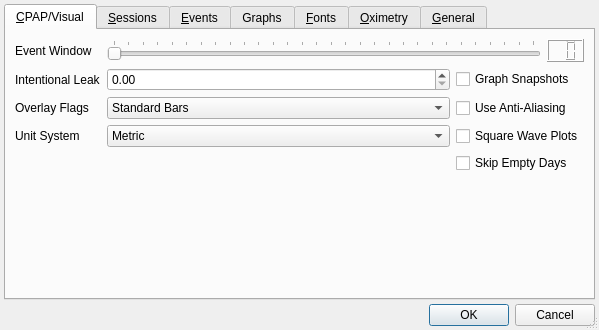
Above: preferencesdialog.ui from sbonaime/sleepyhead-code. before the change. Below: the same form after it.
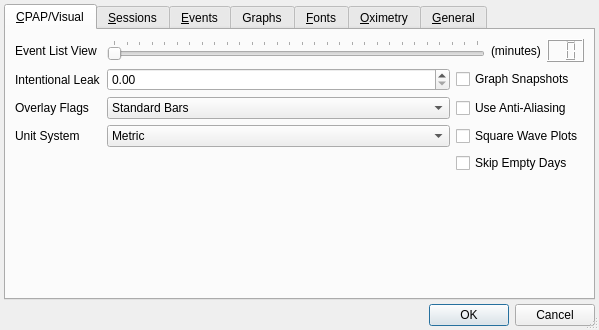
That is the form after the change. The open tabs and pages were chosen to show the change.

Commit message: Changed 'Event Window' to 'Event List View' and specified it is in minutes

```diff
--- a/preferencesdialog.ui
+++ b/preferencesdialog.ui
@@ -182,7 +182,7 @@
        <item row="2" column="0">
         <widget class="QLabel" name="label_24">
          <property name="text">
-          <string>Event Window</string>
+          <string>Event List View</string>
          </property>
         </widget>
        </item>
@@ -216,6 +216,13 @@
            </property>
           </widget>
          </item>
+         <item>
+          <widget class="QLabel" name="label_25">
+           <property name="text">
+            <string>(minutes)</string>
+           </property>
+          </widget>
+         </item>
          <item>
           <widget class="QLCDNumber" name="eventWindowLCD">
            <property name="maximumSize">
```
